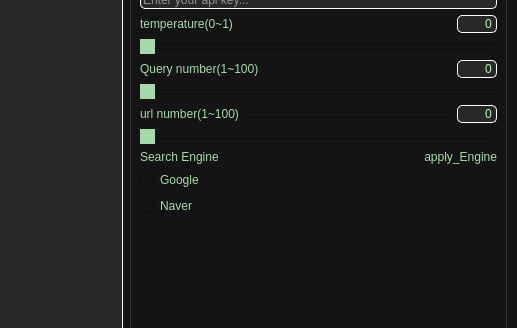
The window that projects/pj4(search_engine)/ui/mainwindow.ui (EagerBeaverLee/Vision_AI_RnD_team) describes before a commit, drawn with Qt 5; both pictures show x 643 to 1160 and y 109 to 437 of the 1160 by 763 pixel window.
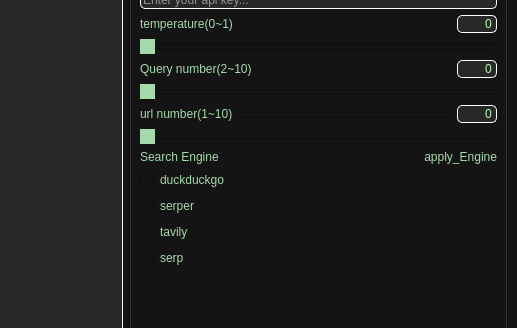
The same window after the commit.

What changed in the file:
```diff
--- a/projects/pj4(search_engine)/ui/mainwindow.ui
+++ b/projects/pj4(search_engine)/ui/mainwindow.ui
@@ -390,7 +390,7 @@
 }</string>
                 </property>
                 <property name="text">
-                 <string>Query number(1~100)</string>
+                 <string>Query number(2~10)</string>
                 </property>
                </widget>
               </item>
@@ -492,7 +492,7 @@
 }</string>
                 </property>
                 <property name="text">
-                 <string>url number(1~100)</string>
+                 <string>url number(1~10)</string>
                 </property>
                </widget>
               </item>
@@ -623,7 +623,7 @@
 }</string>
               </property>
               <property name="text">
-               <string>Google</string>
+               <string>duckduckgo</string>
               </property>
              </widget>
             </item>
@@ -635,7 +635,31 @@
 }</string>
               </property>
               <property name="text">
-               <string>Naver</string>
+               <string>serper</string>
+              </property>
+             </widget>
+            </item>
+            <item>
+             <widget class="QRadioButton" name="tavily_eng">
+              <property name="styleSheet">
+               <string notr="true">QRadioButton{
+	color: rgb(166, 217, 171);
+}</string>
+              </property>
+              <property name="text">
+               <string>tavily</string>
+              </property>
+             </widget>
+            </item>
+            <item>
+             <widget class="QRadioButton" name="serp_eng">
+              <property name="styleSheet">
+               <string notr="true">QRadioButton{
+	color: rgb(166, 217, 171);
+}</string>
+              </property>
+              <property name="text">
+               <string>serp</string>
               </property>
              </widget>
             </item>
```
Left out of the diff: 12 changed lines with no effect on the pictures.
